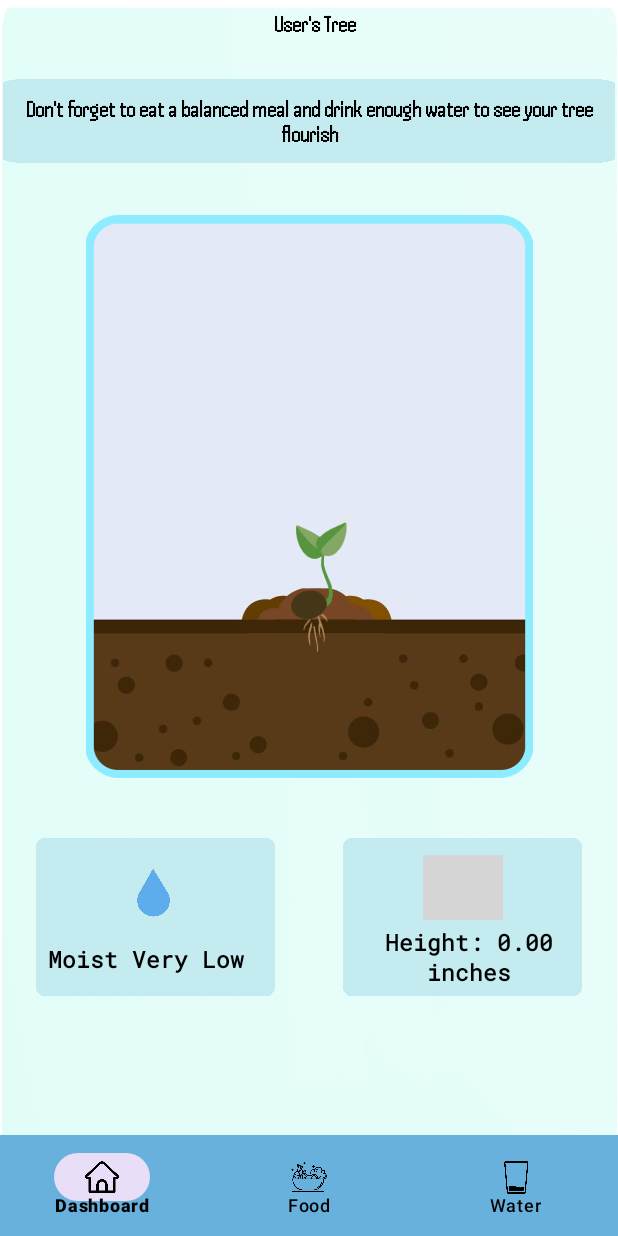
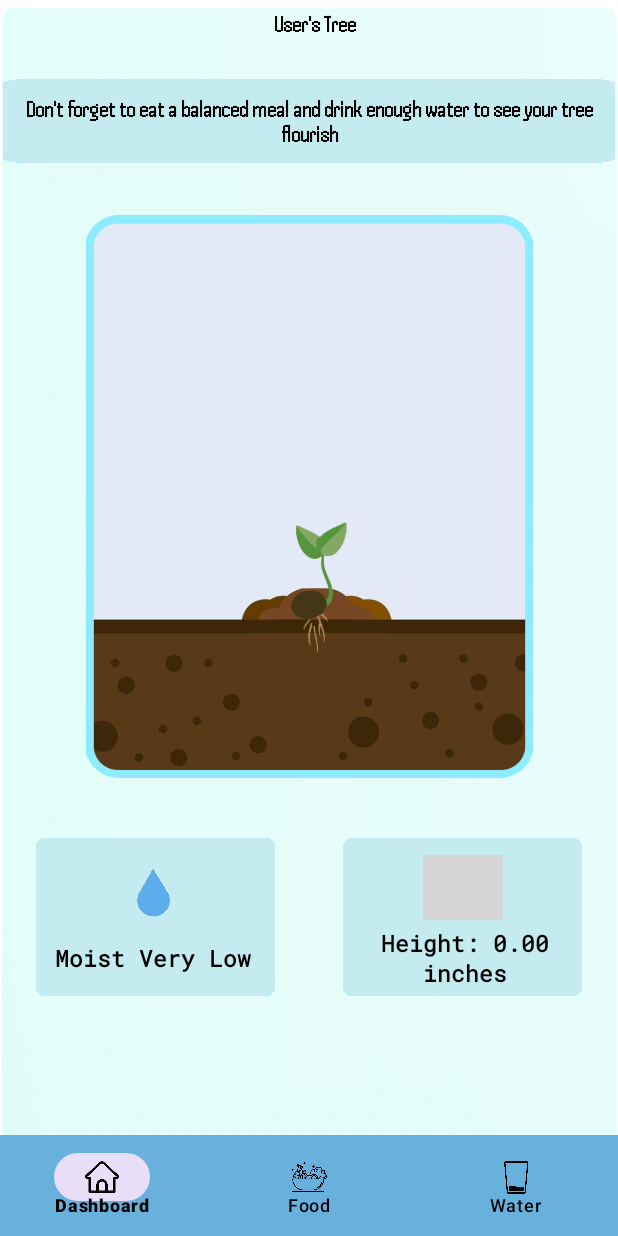
Before and after one commit to AyatKamona/Health-Harvest, an Android app: the UserDashboard screen opened directly, with no data from a screen before it, on a phone screen of 412 x 824 dp. Run offline under Robolectric (Android 15) with nearby library versions, the phone set to English and light mode, and no system bars; grey boxes are pictures that could not be loaded.

Commit message:
fixed textview size

```diff
--- a/HealthHarvest/app/src/main/res/layout/activity_user_dashboard.xml
+++ b/HealthHarvest/app/src/main/res/layout/activity_user_dashboard.xml
@@ -87,8 +87,8 @@
 
     <TextView
         android:id="@+id/height_tree"
-        android:layout_width="167dp"
-        android:layout_height="45dp"
+        android:layout_width="157dp"
+        android:layout_height="47dp"
         android:fontFamily="@font/robotomono"
         android:gravity="center"
         android:text="TextView"
@@ -97,10 +97,10 @@
         android:textStyle="bold"
         app:layout_constraintBottom_toBottomOf="@+id/imageView4"
         app:layout_constraintEnd_toEndOf="parent"
-        app:layout_constraintHorizontal_bias="0.938"
+        app:layout_constraintHorizontal_bias="0.908"
         app:layout_constraintStart_toStartOf="parent"
         app:layout_constraintTop_toBottomOf="@+id/imageView3"
-        app:layout_constraintVertical_bias="0.355" />
+        app:layout_constraintVertical_bias="0.6" />
 
     <TextView
         android:id="@+id/whatsNeeded"
@@ -122,8 +122,8 @@
 
     <TextView
         android:id="@+id/soilMoisture"
-        android:layout_width="163dp"
-        android:layout_height="48dp"
+        android:layout_width="153dp"
+        android:layout_height="46dp"
         android:fontFamily="@font/robotomono"
         android:gravity="center"
         android:text="TextView"
@@ -132,10 +132,9 @@
         android:textStyle="bold"
         app:layout_constraintBottom_toBottomOf="@+id/imageView5"
         app:layout_constraintEnd_toEndOf="parent"
-        app:layout_constraintHorizontal_bias="0.064"
+        app:layout_constraintHorizontal_bias="0.097"
         app:layout_constraintStart_toStartOf="parent"
-        app:layout_constraintTop_toBottomOf="@+id/imageView2"
-        app:layout_constraintVertical_bias="0.6" />
+        app:layout_constraintTop_toBottomOf="@+id/imageView2" />
 
     <com.google.android.material.bottomnavigation.BottomNavigationView
         android:id="@+id/bottomNavigationView"
```
